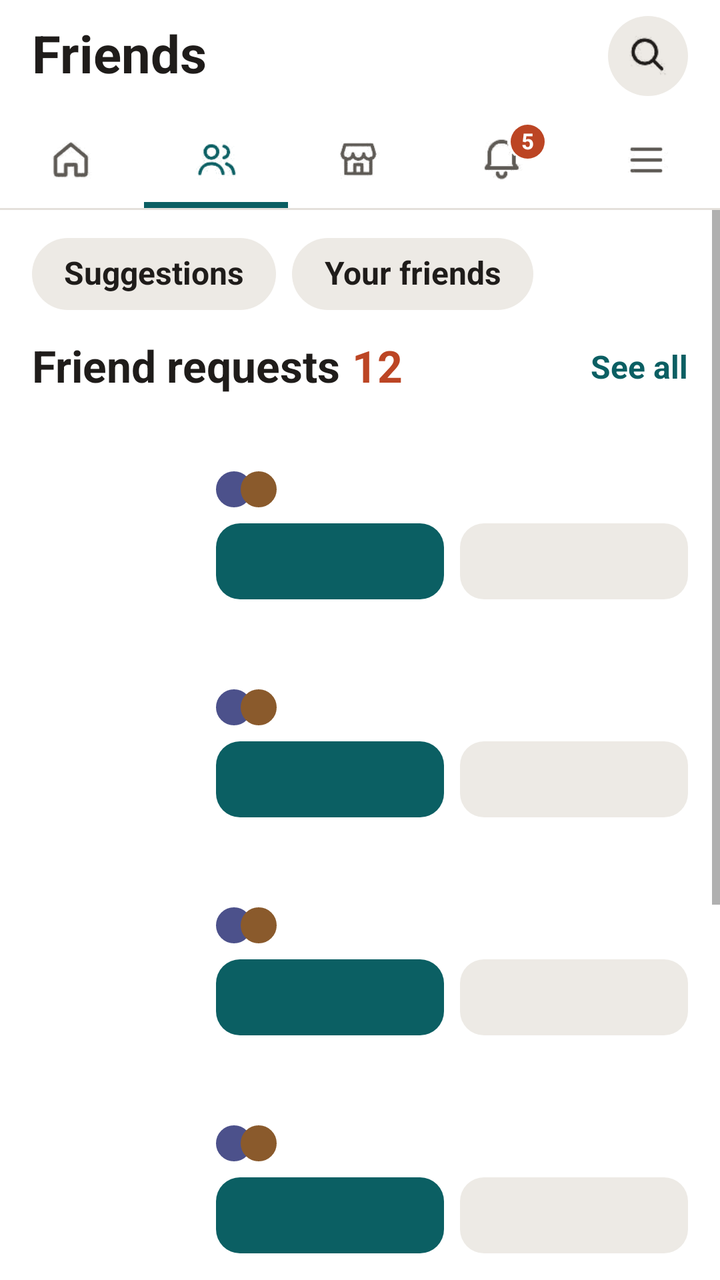
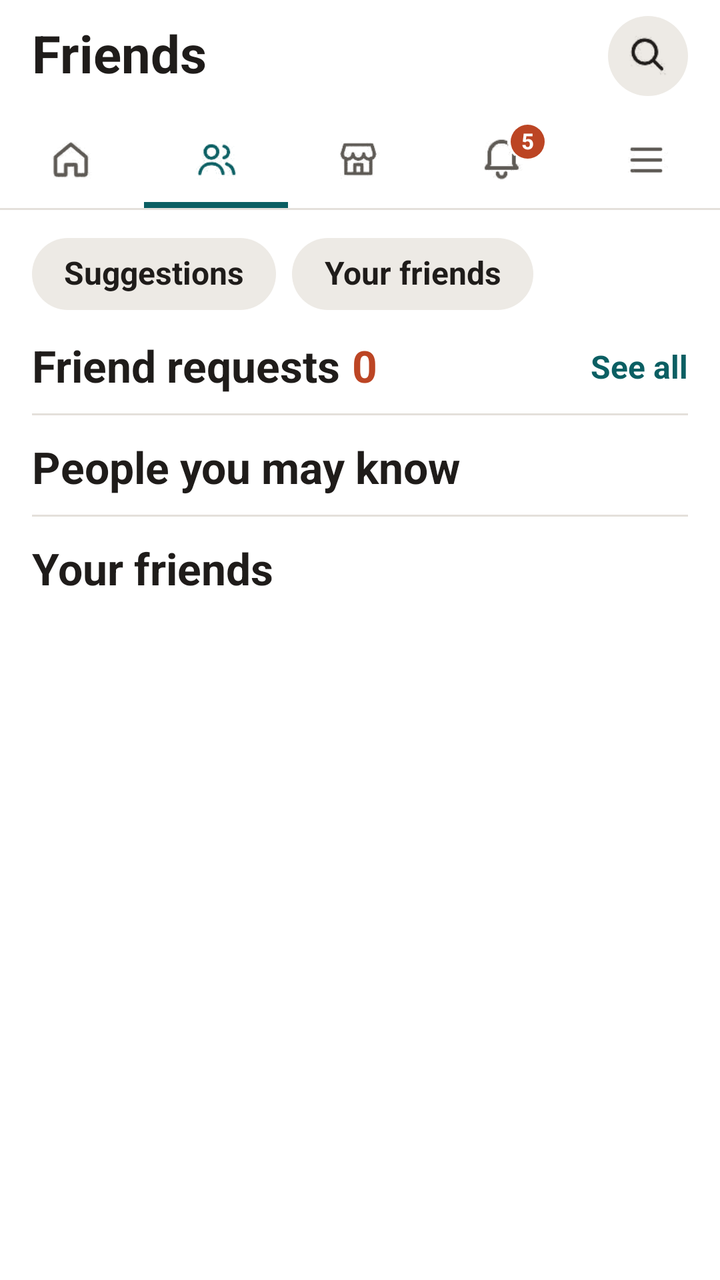

Screens rendered from an Android XML layout before and after an edit, with the pre-edit source and the edit as a unified diff.
<!-- AndroidManifest.xml: application theme Theme.SMDASS1 -->
<!-- res/layout/fragment_friends.xml -->
<?xml version="1.0" encoding="utf-8"?>
<androidx.constraintlayout.widget.ConstraintLayout xmlns:android="http://schemas.android.com/apk/res/android"
    xmlns:app="http://schemas.android.com/apk/res-auto"
    android:id="@+id/root"
    android:layout_width="match_parent"
    android:layout_height="match_parent"
    android:background="@color/white"
    android:fitsSystemWindows="true">

    <LinearLayout
        android:layout_width="0dp"
        android:layout_height="0dp"
        android:orientation="vertical"
        app:layout_constraintBottom_toBottomOf="parent"
        app:layout_constraintEnd_toEndOf="parent"
        app:layout_constraintStart_toStartOf="parent"
        app:layout_constraintTop_toTopOf="parent"
        app:layout_constraintWidth_max="@dimen/content_max_width">

        
        <LinearLayout
            android:layout_width="match_parent"
            android:layout_height="wrap_content"
            android:background="@color/white"
            android:gravity="center_vertical"
            android:orientation="horizontal"
            android:paddingStart="16dp"
            android:paddingTop="8dp"
            android:paddingEnd="16dp"
            android:paddingBottom="8dp">

            <TextView
                style="@style/Kin.Text.Title"
                android:layout_width="0dp"
                android:layout_height="wrap_content"
                android:layout_weight="1"
                android:text="Friends"
                android:textSize="26sp" />

            <ImageView
                android:id="@+id/btnSearch"
                style="@style/Kin.IconButton"
                android:layout_width="40dp"
                android:layout_height="40dp"
                android:layout_marginStart="8dp"
                android:contentDescription="Search"
                android:src="@drawable/ic_search" />
        </LinearLayout>

        
        <LinearLayout xmlns:app="http://schemas.android.com/apk/res-auto"
            android:layout_width="match_parent"
            android:layout_height="wrap_content"
            android:background="@color/white"
            android:orientation="vertical">

            <LinearLayout
                android:layout_width="match_parent"
                android:layout_height="@dimen/tab_height"
                android:orientation="horizontal">

            <RelativeLayout
                android:id="@+id/tabHome"
                android:layout_width="0dp"
                android:layout_height="match_parent"
                android:layout_weight="1"
                android:contentDescription="Home"
                android:clickable="true"
                android:focusable="true">

                <ImageView
                    style="@style/Kin.TabIcon"
                    android:layout_width="24dp"
                    android:layout_height="24dp"
                    android:layout_centerInParent="true"
                    android:src="@drawable/ic_home" />
            </RelativeLayout>

            <RelativeLayout
                android:id="@+id/tabFriends"
                android:layout_width="0dp"
                android:layout_height="match_parent"
                android:layout_weight="1"
                android:contentDescription="Friends"
                android:clickable="true"
                android:focusable="true">

                <ImageView
                    style="@style/Kin.TabIcon"
                    android:layout_width="24dp"
                    android:layout_height="24dp"
                    android:layout_centerInParent="true"
                    android:src="@drawable/ic_friends"
                    app:tint="@color/teal" />

                <View
                    android:layout_width="match_parent"
                    android:layout_height="3dp"
                    android:layout_alignParentBottom="true"
                    android:background="@color/teal" />
            </RelativeLayout>

            <RelativeLayout
                android:id="@+id/tabMarketplace"
                android:layout_width="0dp"
                android:layout_height="match_parent"
                android:layout_weight="1"
                android:contentDescription="Marketplace"
                android:clickable="true"
                android:focusable="true">

                <ImageView
                    style="@style/Kin.TabIcon"
                    android:layout_width="24dp"
                    android:layout_height="24dp"
                    android:layout_centerInParent="true"
                    android:src="@drawable/ic_marketplace" />
            </RelativeLayout>

            <RelativeLayout
                android:id="@+id/tabNotifications"
                android:layout_width="0dp"
                android:layout_height="match_parent"
                android:layout_weight="1"
                android:contentDescription="Notifications"
                android:clickable="true"
                android:focusable="true">

                <ImageView android:id="@+id/tabBellIcon"
                    style="@style/Kin.TabIcon"
                    android:layout_width="24dp"
                    android:layout_height="24dp"
                    android:layout_centerInParent="true"
                    android:src="@drawable/ic_notification" />

                
                <TextView
                    android:layout_width="17dp"
                    android:layout_height="17dp"
                    android:layout_alignTop="@id/tabBellIcon"
                    android:layout_marginStart="-9dp"
                    android:layout_marginTop="-6dp"
                    android:layout_toEndOf="@id/tabBellIcon"
                    android:background="@drawable/bg_circle"
                    android:backgroundTint="@color/rust"
                    android:gravity="center"
                    android:includeFontPadding="false"
                    android:text="5"
                    android:textColor="@color/white"
                    android:textSize="11sp"
                    android:textStyle="bold" />
            </RelativeLayout>

            <RelativeLayout
                android:id="@+id/tabMenu"
                android:layout_width="0dp"
                android:layout_height="match_parent"
                android:layout_weight="1"
                android:contentDescription="Menu"
                android:clickable="true"
                android:focusable="true">

                <ImageView
                    style="@style/Kin.TabIcon"
                    android:layout_width="24dp"
                    android:layout_height="24dp"
                    android:layout_centerInParent="true"
                    android:src="@drawable/ic_menu" />
            </RelativeLayout>

            </LinearLayout>

            <View
                style="@style/Kin.Divider"
                android:layout_width="match_parent"
                android:layout_height="1dp" />
        </LinearLayout>

        <ScrollView
            android:layout_width="match_parent"
            android:layout_height="0dp"
            android:layout_weight="1"
            android:background="@color/white">

            <LinearLayout
                android:layout_width="match_parent"
                android:layout_height="wrap_content"
                android:orientation="vertical"
                android:paddingBottom="24dp">

                
                <LinearLayout
                    android:layout_width="match_parent"
                    android:layout_height="wrap_content"
                    android:orientation="horizontal"
                    android:paddingStart="16dp"
                    android:paddingTop="14dp"
                    android:paddingEnd="16dp">

                    <TextView
                        style="@style/Kin.Text.Name"
                        android:layout_width="wrap_content"
                        android:layout_height="36dp"
                        android:background="@drawable/bg_chip"
                        android:gravity="center"
                        android:paddingStart="16dp"
                        android:paddingEnd="16dp"
                        android:text="Suggestions" />

                    <TextView
                        style="@style/Kin.Text.Name"
                        android:layout_width="wrap_content"
                        android:layout_height="36dp"
                        android:layout_marginStart="8dp"
                        android:background="@drawable/bg_chip"
                        android:gravity="center"
                        android:paddingStart="16dp"
                        android:paddingEnd="16dp"
                        android:text="Your friends" />
                </LinearLayout>

                
                <LinearLayout
                    android:layout_width="match_parent"
                    android:layout_height="wrap_content"
                    android:gravity="center_vertical"
                    android:orientation="horizontal"
                    android:paddingStart="16dp"
                    android:paddingTop="16dp"
                    android:paddingEnd="16dp"
                    android:paddingBottom="4dp">

                    <TextView
                        style="@style/Kin.Text.Title"
                        android:layout_width="wrap_content"
                        android:layout_height="wrap_content"
                        android:text="Friend requests"
                        android:textSize="22sp" />

                    <TextView
                        style="@style/Kin.Text.Title"
                        android:layout_width="0dp"
                        android:layout_height="wrap_content"
                        android:layout_marginStart="6dp"
                        android:layout_weight="1"
                        android:text="12"
                        android:textColor="@color/rust"
                        android:textSize="22sp" />

                    <TextView
                        style="@style/Kin.Text.Link"
                        android:layout_width="wrap_content"
                        android:layout_height="wrap_content"
                        android:text="See all" />
                </LinearLayout>

                <include
                    android:id="@+id/requestSara"
                    layout="@layout/item_friend"
                    android:layout_width="match_parent"
                    android:layout_height="wrap_content" />

                <include
                    android:id="@+id/requestBilal"
                    layout="@layout/item_friend"
                    android:layout_width="match_parent"
                    android:layout_height="wrap_content" />

                <include
                    android:id="@+id/requestNoor"
                    layout="@layout/item_friend"
                    android:layout_width="match_parent"
                    android:layout_height="wrap_content" />

                <include
                    android:id="@+id/requestDaniyal"
                    layout="@layout/item_friend"
                    android:layout_width="match_parent"
                    android:layout_height="wrap_content" />

                <View
                    style="@style/Kin.Divider"
                    android:layout_width="match_parent"
                    android:layout_height="1dp"
                    android:layout_marginStart="16dp"
                    android:layout_marginTop="6dp"
                    android:layout_marginEnd="16dp" />

                <TextView
                    style="@style/Kin.Text.Title"
                    android:layout_width="wrap_content"
                    android:layout_height="wrap_content"
                    android:layout_marginStart="16dp"
                    android:layout_marginTop="14dp"
                    android:layout_marginBottom="4dp"
                    android:text="People you may know"
                    android:textSize="22sp" />

                <include
                    android:id="@+id/suggestOmarS"
                    layout="@layout/item_friend"
                    android:layout_width="match_parent"
                    android:layout_height="wrap_content" />

                <include
                    android:id="@+id/suggestOmarT"
                    layout="@layout/item_friend"
                    android:layout_width="match_parent"
                    android:layout_height="wrap_content" />
            </LinearLayout>
        </ScrollView>
    </LinearLayout>
</androidx.constraintlayout.widget.ConstraintLayout>
<!-- res/layout/item_friend.xml (included above) -->
<?xml version="1.0" encoding="utf-8"?>
<LinearLayout xmlns:android="http://schemas.android.com/apk/res/android"
    android:layout_width="match_parent"
    android:layout_height="wrap_content"
    android:clickable="true"
    android:focusable="true"
    android:orientation="horizontal"
    android:paddingStart="16dp"
    android:paddingTop="10dp"
    android:paddingEnd="16dp"
    android:paddingBottom="10dp">

    <TextView
        android:id="@+id/tvInitials"
        style="@style/Kin.Avatar"
        android:layout_width="80dp"
        android:layout_height="80dp"
        android:textSize="30sp" />

    <LinearLayout
        android:layout_width="0dp"
        android:layout_height="wrap_content"
        android:layout_marginStart="12dp"
        android:layout_weight="1"
        android:orientation="vertical">

        <LinearLayout
            android:layout_width="match_parent"
            android:layout_height="wrap_content"
            android:orientation="horizontal">

            <TextView
                android:id="@+id/tvName"
                style="@style/Kin.Text.Name"
                android:layout_width="0dp"
                android:layout_height="wrap_content"
                android:layout_weight="1"
                android:textSize="18sp" />

            <TextView
                android:id="@+id/tvAge"
                style="@style/Kin.Text.Secondary"
                android:layout_width="wrap_content"
                android:layout_height="wrap_content" />
        </LinearLayout>

        <LinearLayout
            android:layout_width="wrap_content"
            android:layout_height="wrap_content"
            android:layout_marginTop="4dp"
            android:gravity="center_vertical"
            android:orientation="horizontal">

            <View
                android:layout_width="18dp"
                android:layout_height="18dp"
                android:background="@drawable/bg_react_like"
                android:backgroundTint="@color/avatar_indigo" />

            <View
                android:layout_width="18dp"
                android:layout_height="18dp"
                android:layout_marginStart="-6dp"
                android:background="@drawable/bg_react_like"
                android:backgroundTint="@color/avatar_brown" />

            <TextView
                android:id="@+id/tvMutual"
                style="@style/Kin.Text.Secondary"
                android:layout_width="wrap_content"
                android:layout_height="wrap_content"
                android:layout_marginStart="6dp"
                android:textSize="15sp" />
        </LinearLayout>

        <LinearLayout
            android:layout_width="match_parent"
            android:layout_height="38dp"
            android:layout_marginTop="8dp"
            android:orientation="horizontal">

            <Button
                android:id="@+id/btnPrimary"
                style="@style/Kin.Button"
                android:layout_width="0dp"
                android:layout_height="match_parent"
                android:layout_weight="1"
                android:background="@drawable/bg_round_12" />

            <Button
                android:id="@+id/btnSecondary"
                style="@style/Kin.Button.Grey"
                android:layout_width="0dp"
                android:layout_height="match_parent"
                android:layout_marginStart="8dp"
                android:layout_weight="1"
                android:background="@drawable/bg_round_12" />
        </LinearLayout>
    </LinearLayout>
</LinearLayout>
<!-- resources referenced by this layout -->
<resources>
  <color name="avatar_brown">#8A5A2C</color>
  <color name="avatar_indigo">#4C518B</color>
  <color name="rust">#BC4524</color>
  <color name="teal">#0B5F63</color>
  <color name="white">#FFFFFFFF</color>
  <dimen name="content_max_width">640dp</dimen>
  <dimen name="tab_height">48dp</dimen>
  <!-- drawable bg_chip (drawable) -->
  <?xml version="1.0" encoding="utf-8"?>
  <shape xmlns:android="http://schemas.android.com/apk/res/android" android:shape="rectangle">
      <solid android:color="@color/chip" />
      <corners android:radius="100dp" />
  </shape>
  <!-- drawable bg_circle (drawable) -->
  <?xml version="1.0" encoding="utf-8"?>
  <shape xmlns:android="http://schemas.android.com/apk/res/android" android:shape="oval">
      <solid android:color="@color/white" />
  </shape>
  <!-- drawable bg_react_like (drawable) -->
  <?xml version="1.0" encoding="utf-8"?>
  <shape xmlns:android="http://schemas.android.com/apk/res/android" android:shape="oval">
      <solid android:color="@color/teal" />
      <stroke android:width="1.5dp" android:color="@color/white" />
  </shape>
  <!-- drawable bg_round_12 (drawable) -->
  <?xml version="1.0" encoding="utf-8"?>
  <shape xmlns:android="http://schemas.android.com/apk/res/android" android:shape="rectangle">
      <solid android:color="@color/white" />
      <corners android:radius="12dp" />
  </shape>
  <style name="Kin.Avatar">
          <item name="android:background">@drawable/bg_circle</item>
          <item name="android:gravity">center</item>
          <item name="android:textColor">@color/white</item>
          <item name="android:textStyle">bold</item>
          <item name="android:includeFontPadding">false</item>
      </style>
  <style name="Kin.Button" parent="Widget.AppCompat.Button">
          <item name="android:background">@drawable/bg_button_primary</item>
          <item name="android:backgroundTint">@color/teal</item>
          <item name="android:textColor">@color/white</item>
          <item name="android:textSize">16sp</item>
          <item name="android:textStyle">bold</item>
          <item name="android:textAllCaps">false</item>
          <item name="android:minHeight">0dp</item>
          <item name="android:minWidth">0dp</item>
          <item name="android:padding">0dp</item>
          <item name="android:stateListAnimator">@null</item>
      </style>
  <style name="Kin.Button.Grey">
          <item name="android:backgroundTint">@color/chip</item>
          <item name="android:textColor">@color/text_primary</item>
      </style>
  <style name="Kin.Divider">
          <item name="android:background">@color/divider</item>
      </style>
  <style name="Kin.TabIcon">
          <item name="android:tint">@color/text_secondary</item>
      </style>
  <style name="Kin.Text.Link">
          <item name="android:textColor">@color/teal</item>
          <item name="android:textStyle">bold</item>
      </style>
  <style name="Kin.Text.Name">
          <item name="android:textStyle">bold</item>
      </style>
  <style name="Kin.Text.Secondary">
          <item name="android:textColor">@color/text_secondary</item>
          <item name="android:textSize">14sp</item>
      </style>
  <style name="Kin.Text.Title">
          <item name="android:textSize">24sp</item>
          <item name="android:textStyle">bold</item>
      </style>
  <color name="chip">#EDEAE5</color>
  <!-- drawable bg_button_primary (drawable) -->
  <?xml version="1.0" encoding="utf-8"?>
  <shape xmlns:android="http://schemas.android.com/apk/res/android" android:shape="rectangle">
      <solid android:color="@color/teal" />
      <corners android:radius="100dp" />
  </shape>
  <color name="text_primary">#1F1C1A</color>
  <color name="divider">#E4E0DB</color>
  <color name="text_secondary">#5E5A55</color>
  <!-- drawable bg_app (drawable) -->
  <?xml version="1.0" encoding="utf-8"?>
  <shape xmlns:android="http://schemas.android.com/apk/res/android" android:shape="rectangle">
      <solid android:color="@color/cream" />
  </shape>
  <color name="cream">#F5F1EE</color>
  <!-- unchanged entries left out for length: 9 -->
</resources>

<!-- the commit's change to res/layout/fragment_friends.xml (unified diff, before → after) -->
@@ -243,7 +243,8 @@
                         android:layout_height="wrap_content"
                         android:layout_marginStart="6dp"
                         android:layout_weight="1"
-                        android:text="12"
+                        android:id="@+id/tvRequestCount"
+                        android:text="0"
                         android:textColor="@color/rust"
                         android:textSize="22sp" />
 
@@ -254,29 +255,22 @@
                         android:text="See all" />
                 </LinearLayout>
 
-                <include
-                    android:id="@+id/requestSara"
-                    layout="@layout/item_friend"
-                    android:layout_width="match_parent"
-                    android:layout_height="wrap_content" />
-
-                <include
-                    android:id="@+id/requestBilal"
-                    layout="@layout/item_friend"
-                    android:layout_width="match_parent"
-                    android:layout_height="wrap_content" />
-
-                <include
-                    android:id="@+id/requestNoor"
-                    layout="@layout/item_friend"
-                    android:layout_width="match_parent"
-                    android:layout_height="wrap_content" />
-
-                <include
-                    android:id="@+id/requestDaniyal"
-                    layout="@layout/item_friend"
-                    android:layout_width="match_parent"
-                    android:layout_height="wrap_content" />
+                <LinearLayout
+                    android:id="@+id/requestsContainer"
+                    android:layout_width="match_parent"
+                    android:layout_height="wrap_content"
+                    android:orientation="vertical" />
+
+                <TextView
+                    android:id="@+id/tvNoRequests"
+                    style="@style/Kin.Text.Secondary"
+                    android:layout_width="match_parent"
+                    android:layout_height="wrap_content"
+                    android:paddingStart="16dp"
+                    android:paddingTop="6dp"
+                    android:paddingEnd="16dp"
+                    android:text="No pending requests."
+                    android:visibility="gone" />
 
                 <View
                     style="@style/Kin.Divider"
@@ -296,119 +290,48 @@
                     android:text="People you may know"
                     android:textSize="22sp" />
 
-                <include
-                    android:id="@+id/suggestOmarS"
-                    layout="@layout/item_friend"
-                    android:layout_width="match_parent"
-                    android:layout_height="wrap_content" />
-
-                <include
-                    android:id="@+id/suggestOmarT"
-                    layout="@layout/item_friend"
-                    android:layout_width="match_parent"
-                    android:layout_height="wrap_content" />
+                <LinearLayout
+                    android:id="@+id/suggestionsContainer"
+                    android:layout_width="match_parent"
+                    android:layout_height="wrap_content"
+                    android:orientation="vertical" />
+
+                <View
+                    style="@style/Kin.Divider"
+                    android:layout_width="match_parent"
+                    android:layout_height="1dp"
+                    android:layout_marginStart="16dp"
+                    android:layout_marginTop="6dp"
+                    android:layout_marginEnd="16dp" />
+
+                <TextView
+                    style="@style/Kin.Text.Title"
+                    android:layout_width="wrap_content"
+                    android:layout_height="wrap_content"
+                    android:layout_marginStart="16dp"
+                    android:layout_marginTop="14dp"
+                    android:layout_marginBottom="4dp"
+                    android:text="Your friends"
+                    android:textSize="22sp" />
+
+                <LinearLayout
+                    android:id="@+id/friendsContainer"
+                    android:layout_width="match_parent"
+                    android:layout_height="wrap_content"
+                    android:orientation="vertical" />
+
+                <TextView
+                    android:id="@+id/tvNoFriends"
+                    style="@style/Kin.Text.Secondary"
+                    android:layout_width="match_parent"
+                    android:layout_height="wrap_content"
+                    android:paddingStart="16dp"
+                    android:paddingTop="6dp"
+                    android:paddingEnd="16dp"
+                    android:paddingBottom="24dp"
+                    android:text="No friends yet. Send a request from People you may know."
+                    android:visibility="gone" />
             </LinearLayout>
         </ScrollView>
     </LinearLayout>
 </androidx.constraintlayout.widget.ConstraintLayout>
-<!-- res/layout/item_friend.xml (included above) -->
-<?xml version="1.0" encoding="utf-8"?>
-<LinearLayout xmlns:android="http://schemas.android.com/apk/res/android"
-    android:layout_width="match_parent"
-    android:layout_height="wrap_content"
-    android:clickable="true"
-    android:focusable="true"
-    android:orientation="horizontal"
-    android:paddingStart="16dp"
-    android:paddingTop="10dp"
-    android:paddingEnd="16dp"
-    android:paddingBottom="10dp">
-
-    <TextView
-        android:id="@+id/tvInitials"
-        style="@style/Kin.Avatar"
-        android:layout_width="80dp"
-        android:layout_height="80dp"
-        android:textSize="30sp" />
-
-    <LinearLayout
-        android:layout_width="0dp"
-        android:layout_height="wrap_content"
-        android:layout_marginStart="12dp"
-        android:layout_weight="1"
-        android:orientation="vertical">
-
-        <LinearLayout
-            android:layout_width="match_parent"
-            android:layout_height="wrap_content"
-            android:orientation="horizontal">
-
-            <TextView
-                android:id="@+id/tvName"
-                style="@style/Kin.Text.Name"
-                android:layout_width="0dp"
-                android:layout_height="wrap_content"
-                android:layout_weight="1"
-                android:textSize="18sp" />
-
-            <TextView
-                android:id="@+id/tvAge"
-                style="@style/Kin.Text.Secondary"
-                android:layout_width="wrap_content"
-                android:layout_height="wrap_content" />
-        </LinearLayout>
-
-        <LinearLayout
-            android:layout_width="wrap_content"
-            android:layout_height="wrap_content"
-            android:layout_marginTop="4dp"
-            android:gravity="center_vertical"
-            android:orientation="horizontal">
-
-            <View
-                android:layout_width="18dp"
-                android:layout_height="18dp"
-                android:background="@drawable/bg_react_like"
-                android:backgroundTint="@color/avatar_indigo" />
-
-            <View
-                android:layout_width="18dp"
-                android:layout_height="18dp"
-                android:layout_marginStart="-6dp"
-                android:background="@drawable/bg_react_like"
-                android:backgroundTint="@color/avatar_brown" />
-
-            <TextView
-                android:id="@+id/tvMutual"
-                style="@style/Kin.Text.Secondary"
-                android:layout_width="wrap_content"
-                android:layout_height="wrap_content"
-                android:layout_marginStart="6dp"
-                android:textSize="15sp" />
-        </LinearLayout>
-
-        <LinearLayout
-            android:layout_width="match_parent"
-            android:layout_height="38dp"
-            android:layout_marginTop="8dp"
-            android:orientation="horizontal">
-
-            <Button
-                android:id="@+id/btnPrimary"
-                style="@style/Kin.Button"
-                android:layout_width="0dp"
-                android:layout_height="match_parent"
-                android:layout_weight="1"
-                android:background="@drawable/bg_round_12" />
-
-            <Button
-                android:id="@+id/btnSecondary"
-                style="@style/Kin.Button.Grey"
-                android:layout_width="0dp"
-                android:layout_height="match_parent"
-                android:layout_marginStart="8dp"
-                android:layout_weight="1"
-                android:background="@drawable/bg_round_12" />
-        </LinearLayout>
-    </LinearLayout>
-</LinearLayout>
<!-- resource entries referenced after the edit -->
@@ -1,7 +1,5 @@
 <!-- resources referenced by this layout -->
 <resources>
-  <color name="avatar_brown">#8A5A2C</color>
-  <color name="avatar_indigo">#4C518B</color>
   <color name="rust">#BC4524</color>
   <color name="teal">#0B5F63</color>
   <color name="white">#FFFFFFFF</color>
@@ -18,41 +16,6 @@
   <shape xmlns:android="http://schemas.android.com/apk/res/android" android:shape="oval">
       <solid android:color="@color/white" />
   </shape>
-  <!-- drawable bg_react_like (drawable) -->
-  <?xml version="1.0" encoding="utf-8"?>
-  <shape xmlns:android="http://schemas.android.com/apk/res/android" android:shape="oval">
-      <solid android:color="@color/teal" />
-      <stroke android:width="1.5dp" android:color="@color/white" />
-  </shape>
-  <!-- drawable bg_round_12 (drawable) -->
-  <?xml version="1.0" encoding="utf-8"?>
-  <shape xmlns:android="http://schemas.android.com/apk/res/android" android:shape="rectangle">
-      <solid android:color="@color/white" />
-      <corners android:radius="12dp" />
-  </shape>
-  <style name="Kin.Avatar">
-          <item name="android:background">@drawable/bg_circle</item>
-          <item name="android:gravity">center</item>
-          <item name="android:textColor">@color/white</item>
-          <item name="android:textStyle">bold</item>
-          <item name="android:includeFontPadding">false</item>
-      </style>
-  <style name="Kin.Button" parent="Widget.AppCompat.Button">
-          <item name="android:background">@drawable/bg_button_primary</item>
-          <item name="android:backgroundTint">@color/teal</item>
-          <item name="android:textColor">@color/white</item>
-          <item name="android:textSize">16sp</item>
-          <item name="android:textStyle">bold</item>
-          <item name="android:textAllCaps">false</item>
-          <item name="android:minHeight">0dp</item>
-          <item name="android:minWidth">0dp</item>
-          <item name="android:padding">0dp</item>
-          <item name="android:stateListAnimator">@null</item>
-      </style>
-  <style name="Kin.Button.Grey">
-          <item name="android:backgroundTint">@color/chip</item>
-          <item name="android:textColor">@color/text_primary</item>
-      </style>
   <style name="Kin.Divider">
           <item name="android:background">@color/divider</item>
       </style>
@@ -75,12 +38,6 @@
           <item name="android:textStyle">bold</item>
       </style>
   <color name="chip">#EDEAE5</color>
-  <!-- drawable bg_button_primary (drawable) -->
-  <?xml version="1.0" encoding="utf-8"?>
-  <shape xmlns:android="http://schemas.android.com/apk/res/android" android:shape="rectangle">
-      <solid android:color="@color/teal" />
-      <corners android:radius="100dp" />
-  </shape>
   <color name="text_primary">#1F1C1A</color>
   <color name="divider">#E4E0DB</color>
   <color name="text_secondary">#5E5A55</color>
